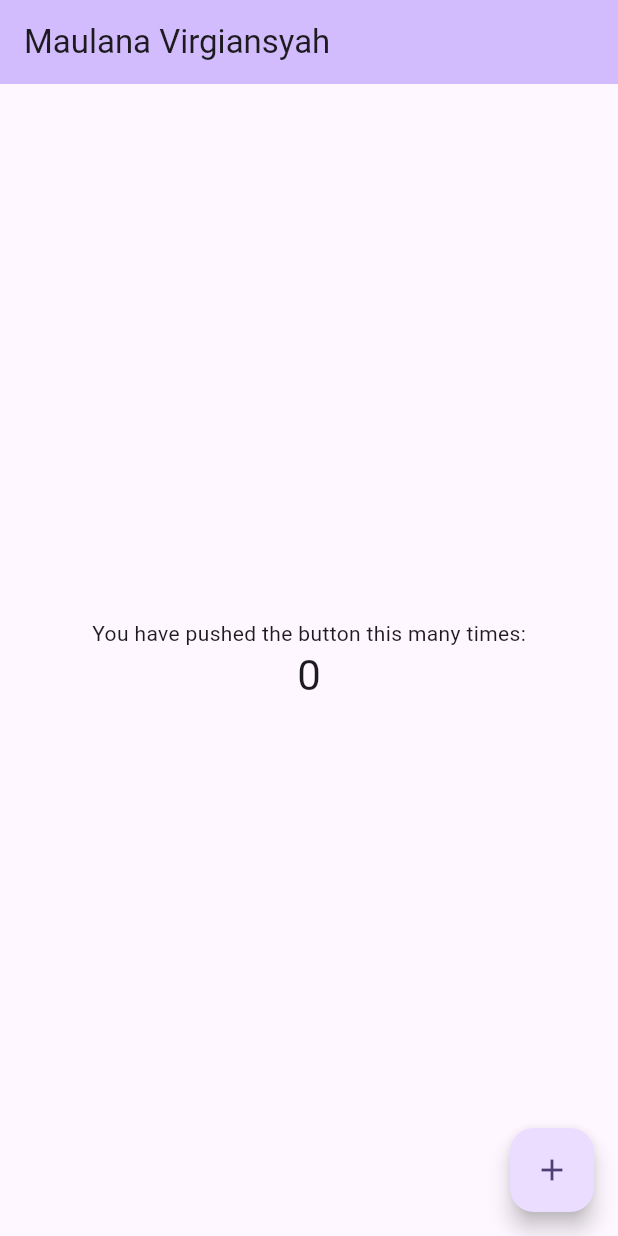
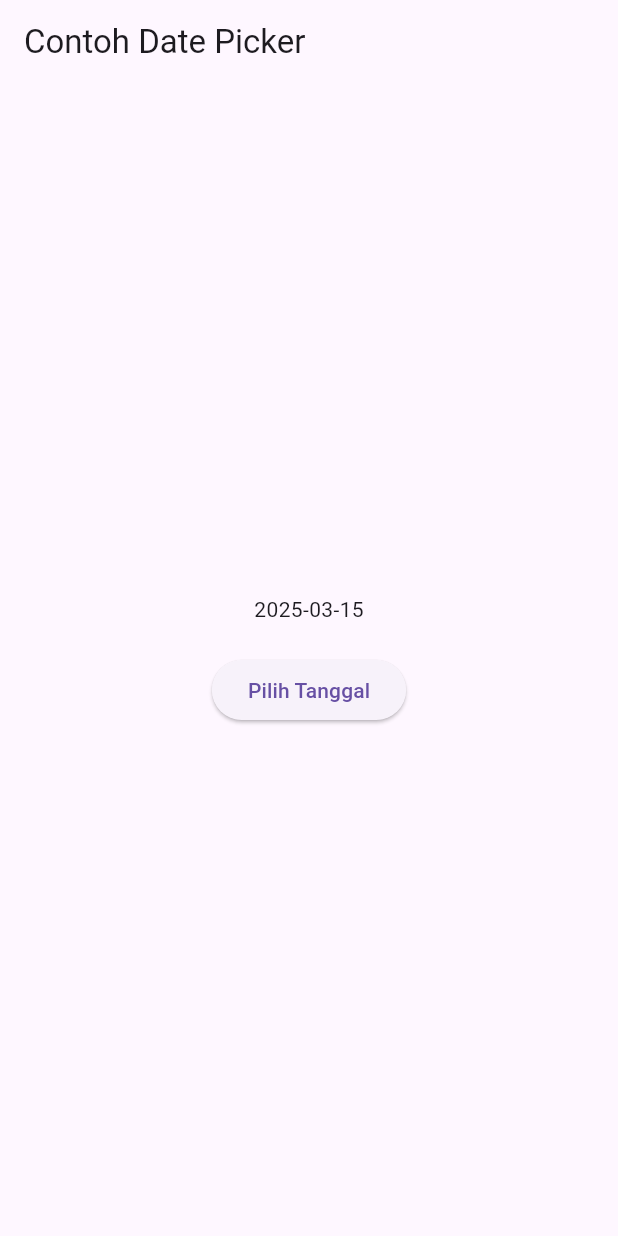
Before and after one commit to Chil220503/flutter-fundamental, a Flutter app: the screen it shows after launch, on a phone screen of 412 x 824 dp. Run offline on Flutter 3.47's test engine with Material 3 defaults, Android fonts, the phone set to English and light mode, and no system bars.

Commit message:
Update Project

```diff
--- a/lib/main.dart
+++ b/lib/main.dart
@@ -1,122 +1,148 @@
+import 'package:apk/basic_widget/loading_cupertino.dart';
 import 'package:flutter/material.dart';
-
-void main() {
-  runApp(const MyApp());
-}
+import 'basic_widget/text_widget.dart';
+import 'basic_widget/image_widget.dart';
+import 'basic_widget/loading_cupertino.dart';
+import 'basic_widget/floating_action_button.dart';
+import 'basic_widget/select_widget.dart';
+import 'dart:async';
+void main() => runApp(const MyApp());
 
 class MyApp extends StatelessWidget {
-  const MyApp({super.key});
+  const MyApp({Key? key}) : super(key: key);
 
-  // This widget is the root of your application.
   @override
   Widget build(BuildContext context) {
-    return MaterialApp(
-      title: 'Flutter Demo',
-      theme: ThemeData(
-        // This is the theme of your application.
-        //
-        // TRY THIS: Try running your application with "flutter run". You'll see
-        // the application has a purple toolbar. Then, without quitting the app,
-        // try changing the seedColor in the colorScheme below to Colors.green
-        // and then invoke "hot reload" (save your changes or press the "hot
-        // reload" button in a Flutter-supported IDE, or press "r" if you used
-        // the command line to start the app).
-        //
-        // Notice that the counter didn't reset back to zero; the application
-        // state is not lost during the reload. To reset the state, use hot
-        // restart instead.
-        //
-        // This works for code too, not just values: Most code changes can be
-        // tested with just a hot reload.
-        colorScheme: ColorScheme.fromSeed(seedColor: Colors.deepPurple),
-      ),
-      home: const MyHomePage(title: 'Maulana Virgiansyah'),
+    return const MaterialApp(
+      title: 'Contoh Date Picker',
+      home: MyHomePage(title: 'Contoh Date Picker'),
     );
   }
 }
 
 class MyHomePage extends StatefulWidget {
-  const MyHomePage({super.key, required this.title});
-
-  // This widget is the home page of your application. It is stateful, meaning
-  // that it has a State object (defined below) that contains fields that affect
-  // how it looks.
-
-  // This class is the configuration for the state. It holds the values (in this
-  // case the title) provided by the parent (in this case the App widget) and
-  // used by the build method of the State. Fields in a Widget subclass are
-  // always marked "final".
+  const MyHomePage({Key? key, required this.title}) : super(key: key);
 
   final String title;
 
   @override
-  State<MyHomePage> createState() => _MyHomePageState();
+  _MyHomePageState createState() => _MyHomePageState();
 }
 
 class _MyHomePageState extends State<MyHomePage> {
-  int _counter = 0;
+  // Variable/State untuk mengambil tanggal
+  DateTime selectedDate = DateTime.now();
 
-  void _incrementCounter() {
-    setState(() {
-      // This call to setState tells the Flutter framework that something has
-      // changed in this State, which causes it to rerun the build method below
-      // so that the display can reflect the updated values. If we changed
-      // _counter without calling setState(), then the build method would not be
-      // called again, and so nothing would appear to happen.
-      _counter++;
-    });
+  //  Initial SelectDate FLutter
+  Future<void> _selectDate(BuildContext context) async {
+    // Initial DateTime FIinal Picked
+    final DateTime? picked = await showDatePicker(
+        context: context,
+        initialDate: selectedDate,
+        firstDate: DateTime(2015, 8),
+        lastDate: DateTime(2101));
+    if (picked != null && picked != selectedDate) {
+      setState(() {
+        selectedDate = picked;
+      });
+    }
   }
 
   @override
   Widget build(BuildContext context) {
-    // This method is rerun every time setState is called, for instance as done
-    // by the _incrementCounter method above.
-    //
-    // The Flutter framework has been optimized to make rerunning build methods
-    // fast, so that you can just rebuild anything that needs updating rather
-    // than having to individually change instances of widgets.
     return Scaffold(
       appBar: AppBar(
-        // TRY THIS: Try changing the color here to a specific color (to
-        // Colors.amber, perhaps?) and trigger a hot reload to see the AppBar
-        // change color while the other colors stay the same.
-        backgroundColor: Theme.of(context).colorScheme.inversePrimary,
-        // Here we take the value from the MyHomePage object that was created by
-        // the App.build method, and use it to set our appbar title.
         title: Text(widget.title),
       ),
       body: Center(
-        // Center is a layout widget. It takes a single child and positions it
-        // in the middle of the parent.
         child: Column(
-          // Column is also a layout widget. It takes a list of children and
-          // arranges them vertically. By default, it sizes itself to fit its
-          // children horizontally, and tries to be as tall as its parent.
-          //
-          // Column has various properties to control how it sizes itself and
-          // how it positions its children. Here we use mainAxisAlignment to
-          // center the children vertically; the main axis here is the vertical
-          // axis because Columns are vertical (the cross axis would be
-          // horizontal).
-          //
-          // TRY THIS: Invoke "debug painting" (choose the "Toggle Debug Paint"
-          // action in the IDE, or press "p" in the console), to see the
-          // wireframe for each widget.
-          mainAxisAlignment: MainAxisAlignment.center,
+          mainAxisSize: MainAxisSize.min,
           children: <Widget>[
-            const Text('You have pushed the button this many times:'),
-            Text(
-              '$_counter',
-              style: Theme.of(context).textTheme.headlineMedium,
+            Text("${selectedDate.toLocal()}".split(' ')[0]),
+            const SizedBox(
+              height: 20.0,
+            ),
+            ElevatedButton(
+              onPressed: () => {
+                _selectDate(context),
+                // ignore: avoid_print
+                print(selectedDate.day + selectedDate.month + selectedDate.year)
+              },
+              child: const Text('Pilih Tanggal'),
             ),
           ],
         ),
       ),
-      floatingActionButton: FloatingActionButton(
-        onPressed: _incrementCounter,
-        tooltip: 'Increment',
-        child: const Icon(Icons.add),
-      ), // This trailing comma makes auto-formatting nicer for build methods.
     );
   }
 }
+
+// void main() {
+//   runApp(const MyApp());
+// }
+
+
+// class MyApp extends StatelessWidget {
+//   const MyApp({super.key});
+
+//   @override
+//   Widget build(BuildContext context) {
+//     return MaterialApp(
+//       home: Scaffold(
+//         appBar: AppBar(title: const Text("Nama Saya :")),
+//         body: const TextField(
+//           obscureText: false,
+//           decoration: InputDecoration(
+//             border: OutlineInputBorder(),
+//             labelText: 'Maulana Virgiansyah',
+//           ),
+//         ),
+//       ),
+//     );
+//   }
+// }
+
+
+// class MyLayout extends StatelessWidget {
+//   const MyLayout({Key? key}) : super(key: key);
+
+//   @override
+//   Widget build(BuildContext context) {
+//     return Padding(
+//       padding: const EdgeInsets.all(8.0),
+//       child: ElevatedButton(
+//         child: const Text('Show alert'),
+//         onPressed: () {
+//           showAlertDialog(context);
+//         },
+//       ),
+//     );
+//   }
+// }
+
+// showAlertDialog(BuildContext context) {
+//   // set up the button
+//   Widget okButton = TextButton(
+//     child: const Text("OK"),
+//     onPressed: () {
+//       Navigator.pop(context);
+//     },
+//   );
+
+//   // set up the AlertDialog
+//   AlertDialog alert = AlertDialog(
+//     title: const Text("My title"),
+//     content: const Text("This is my message."),
+//     actions: [
+//       okButton,
+//     ],
+//   );
+
+//   // show the dialog
+//   showDialog(
+//     context: context,
+//     builder: (BuildContext context) {
+//       return alert;
+//     },
+//   );
+// }
--- a/pubspec.yaml
+++ b/pubspec.yaml
@@ -58,8 +58,8 @@ flutter:
   uses-material-design: true
 
   # To add assets to your application, add an assets section, like this:
-  # assets:
-  #   - images/a_dot_burr.jpeg
+  assets:
+     - assets/cemara.png
   #   - images/a_dot_ham.jpeg
 
   # An image asset can refer to one or more resolution-specific "variants", see
```
Also changed, not shown: lib/basic_widget/floating_action_button.dart (added, +28 -0 lines), lib/basic_widget/image_widget.dart (added, +12 -0 lines), lib/basic_widget/loading_cupertino.dart (added, +23 -0 lines), lib/basic_widget/select_widget.dart (added, +21 -0 lines), lib/basic_widget/text_widget.dart (added, +13 -0 lines), assets/cemara.png (added), image/02.png (added), image/03.png (added), image/04.png (added), image/05.png (added), image/06.png (added), image/07.png (added), image/08.png (added), image/09.png (added), 1 other file.
